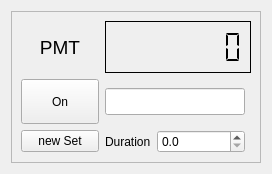
The window that clients/qtui/pmtfrontend.ui (HaeffnerLab/cct) describes before a commit, drawn with Qt 5.
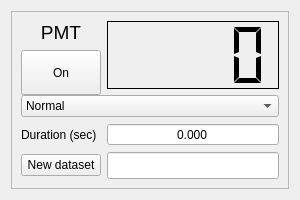
The same window after the commit.

```diff
--- a/clients/qtui/pmtfrontend.ui
+++ b/clients/qtui/pmtfrontend.ui
@@ -6,27 +6,33 @@
    <rect>
     <x>0</x>
     <y>0</y>
-    <width>272</width>
-    <height>174</height>
+    <width>300</width>
+    <height>200</height>
    </rect>
   </property>
+  <property name="sizePolicy">
+   <sizepolicy hsizetype="Preferred" vsizetype="Preferred">
+    <horstretch>0</horstretch>
+    <verstretch>0</verstretch>
+   </sizepolicy>
+  </property>
   <property name="minimumSize">
    <size>
-    <width>272</width>
-    <height>0</height>
+    <width>300</width>
+    <height>200</height>
    </size>
   </property>
   <property name="maximumSize">
    <size>
-    <width>272</width>
-    <height>174</height>
+    <width>300</width>
+    <height>200</height>
    </size>
   </property>
   <property name="windowTitle">
    <string>Form</string>
   </property>
   <layout class="QGridLayout" name="gridLayout">
-   <item row="0" column="0">
+   <item row="0" column="1">
     <widget class="QFrame" name="frame">
      <property name="minimumSize">
       <size>
@@ -50,7 +56,7 @@
       <property name="sizeConstraint">
        <enum>QLayout::SetDefaultConstraint</enum>
       </property>
-      <item row="0" column="2" colspan="3">
+      <item row="1" column="1" rowspan="2">
        <widget class="QLCDNumber" name="lcdNumber">
         <property name="sizePolicy">
          <sizepolicy hsizetype="Expanding" vsizetype="Expanding">
@@ -73,7 +79,7 @@
          <bool>true</bool>
         </property>
         <property name="numDigits">
-         <number>7</number>
+         <number>4</number>
         </property>
         <property name="segmentStyle">
          <enum>QLCDNumber::Flat</enum>
@@ -83,70 +89,10 @@
         </property>
        </widget>
       </item>
-      <item row="0" column="0">
-       <widget class="QLabel" name="label">
-        <property name="font">
-         <font>
-          <pointsize>14</pointsize>
-         </font>
-        </property>
-        <property name="text">
-         <string>PMT</string>
-        </property>
-        <property name="alignment">
-         <set>Qt::AlignCenter</set>
-        </property>
-       </widget>
-      </item>
       <item row="2" column="0">
-       <widget class="QPushButton" name="newSet">
-        <property name="sizePolicy">
-         <sizepolicy hsizetype="Fixed" vsizetype="Fixed">
-          <horstretch>0</horstretch>
-          <verstretch>0</verstretch>
-         </sizepolicy>
-        </property>
-        <property name="minimumSize">
-         <size>
-          <width>50</width>
-          <height>10</height>
-         </size>
-        </property>
-        <property name="text">
-         <string>new Set</string>
-        </property>
-       </widget>
-      </item>
-      <item row="2" column="3">
-       <widget class="QDoubleSpinBox" name="doubleSpinBox">
-        <property name="sizePolicy">
-         <sizepolicy hsizetype="Expanding" vsizetype="Fixed">
-          <horstretch>0</horstretch>
-          <verstretch>0</verstretch>
-         </sizepolicy>
-        </property>
-        <property name="keyboardTracking">
-         <bool>false</bool>
-        </property>
-        <property name="decimals">
-         <number>1</number>
-        </property>
-        <property name="maximum">
-         <double>1000.000000000000000</double>
-        </property>
-       </widget>
-      </item>
-      <item row="2" column="2">
-       <widget class="QLabel" name="label_2">
-        <property name="text">
-         <string>Duration</string>
-        </property>
-       </widget>
-      </item>
-      <item row="1" column="0">
        <widget class="QPushButton" name="pushButton">
         <property name="sizePolicy">
-         <sizepolicy hsizetype="Fixed" vsizetype="Fixed">
+         <sizepolicy hsizetype="Minimum" vsizetype="MinimumExpanding">
           <horstretch>0</horstretch>
           <verstretch>0</verstretch>
          </sizepolicy>
@@ -171,7 +117,67 @@
         </property>
        </widget>
       </item>
-      <item row="1" column="2" colspan="2">
+      <item row="4" column="0">
+       <widget class="QLabel" name="label_2">
+        <property name="text">
+         <string>Duration (sec)</string>
+        </property>
+       </widget>
+      </item>
+      <item row="4" column="1">
+       <widget class="QDoubleSpinBox" name="doubleSpinBox">
+        <property name="sizePolicy">
+         <sizepolicy hsizetype="Expanding" vsizetype="Fixed">
+          <horstretch>0</horstretch>
+          <verstretch>0</verstretch>
+         </sizepolicy>
+        </property>
+        <property name="alignment">
+         <set>Qt::AlignCenter</set>
+        </property>
+        <property name="buttonSymbols">
+         <enum>QAbstractSpinBox::NoButtons</enum>
+        </property>
+        <property name="keyboardTracking">
+         <bool>false</bool>
+        </property>
+        <property name="prefix">
+         <string/>
+        </property>
+        <property name="suffix">
+         <string/>
+        </property>
+        <property name="decimals">
+         <number>3</number>
+        </property>
+        <property name="maximum">
+         <double>1000.000000000000000</double>
+        </property>
+        <property name="singleStep">
+         <double>0.010000000000000</double>
+        </property>
+       </widget>
+      </item>
+      <item row="5" column="0">
+       <widget class="QPushButton" name="newSet">
+        <property name="sizePolicy">
+         <sizepolicy hsizetype="Fixed" vsizetype="Fixed">
+          <horstretch>0</horstretch>
+          <verstretch>0</verstretch>
+         </sizepolicy>
+        </property>
+        <property name="minimumSize">
+         <size>
+          <width>50</width>
+          <height>10</height>
+         </size>
+        </property>
+        <property name="text">
+         <string>New dataset</string>
+        </property>
+       </widget>
+      </item>
+      <item row="5" column="1">
        <widget class="QLineEdit" name="lineEdit">
         <property name="sizePolicy">
          <sizepolicy hsizetype="Expanding" vsizetype="Fixed">
@@ -189,6 +195,35 @@
         </property>
        </widget>
       </item>
+      <item row="1" column="0">
+       <widget class="QLabel" name="label">
+        <property name="font">
+         <font>
+          <pointsize>14</pointsize>
+         </font>
+        </property>
+        <property name="text">
+         <string>PMT</string>
+        </property>
+        <property name="alignment">
+         <set>Qt::AlignCenter</set>
+        </property>
+       </widget>
+      </item>
+      <item row="3" column="0" colspan="2">
+       <widget class="QComboBox" name="comboBox">
+        <item>
+         <property name="text">
+          <string>Normal</string>
+         </property>
+        </item>
+        <item>
+         <property name="text">
+          <string>Differential</string>
+         </property>
+        </item>
+       </widget>
+      </item>
      </layout>
     </widget>
    </item>
```
